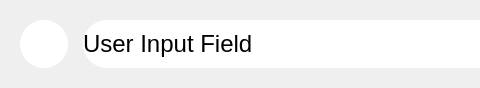
taliyos/DialogueCreatorForGames, file widgets/editor/Fields/InputOpenField/inputopenfield.ui: the form before one commit; both pictures show x 0 to 480 and y 0 to 88 of the 970 by 88 pixel window.
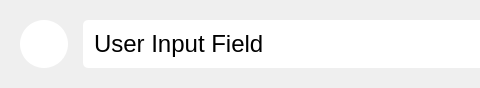
The form after the commit. Icons and pictures are not drawn.

Commit message: Open input field style adjustment

```diff
--- a/widgets/editor/Fields/InputOpenField/inputopenfield.ui
+++ b/widgets/editor/Fields/InputOpenField/inputopenfield.ui
@@ -68,9 +68,14 @@
       </sizepolicy>
      </property>
      <property name="styleSheet">
-      <string notr="true">QComboBox {
+      <string notr="true">QLabel {
 	border-radius: 5px;
 	background-color:white;
+	padding-left: 5px;
+}
+
+QLabel:focus {
+	border: 2px solid #64B5FF;
 }
 </string>
      </property>
@@ -168,7 +173,6 @@
         </property>
         <property name="styleSheet">
          <string notr="true">QLabel {
-	border-radius: 24px;
 	background-color: white;
 }</string>
         </property>
```
